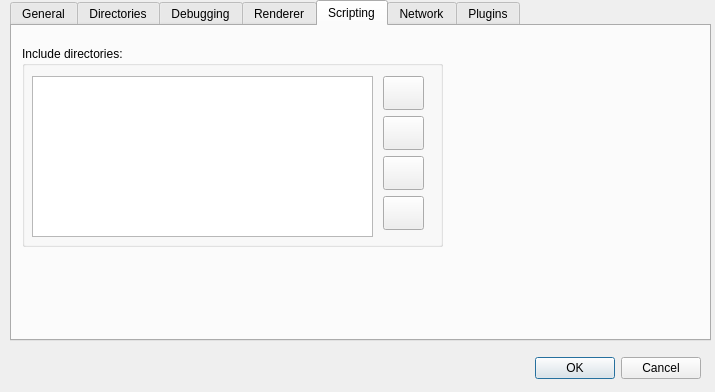
Old version of the form Source/BrainStim/optionpage.ui in the repository svengijsen/BrainStim.
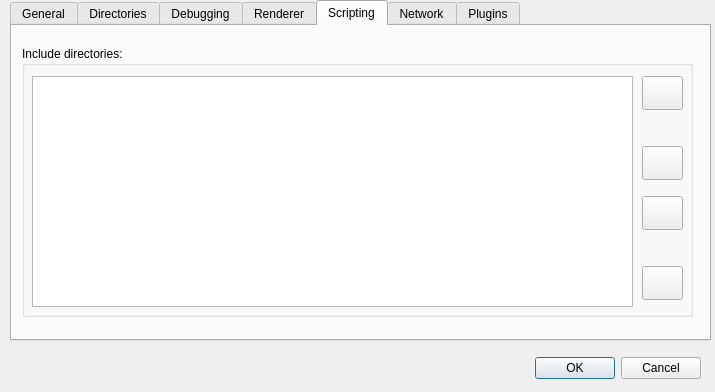
New version of the form. The open tabs and pages were chosen to show the change.

Patch:
```diff
--- a/Source/BrainStim/optionpage.ui
+++ b/Source/BrainStim/optionpage.ui
@@ -285,8 +285,8 @@
       <rect>
        <x>10</x>
        <y>20</y>
-       <width>421</width>
-       <height>201</height>
+       <width>671</width>
+       <height>271</height>
       </rect>
      </property>
      <property name="title">
@@ -295,7 +295,7 @@
      <widget class="QPushButton" name="pbNewScriptIncludeDir">
       <property name="geometry">
        <rect>
-        <x>361</x>
+        <x>620</x>
         <y>30</y>
         <width>41</width>
         <height>34</height>
@@ -311,8 +311,8 @@
      <widget class="QPushButton" name="pbScriptIncludeMoveUp">
       <property name="geometry">
        <rect>
-        <x>361</x>
-        <y>70</y>
+        <x>620</x>
+        <y>100</y>
         <width>41</width>
         <height>34</height>
        </rect>
@@ -330,8 +330,8 @@
      <widget class="QPushButton" name="pbScriptIncludeMoveDown">
       <property name="geometry">
        <rect>
-        <x>361</x>
-        <y>110</y>
+        <x>620</x>
+        <y>150</y>
         <width>41</width>
         <height>34</height>
        </rect>
@@ -348,16 +348,16 @@
        <rect>
         <x>10</x>
         <y>30</y>
-        <width>341</width>
-        <height>161</height>
+        <width>601</width>
+        <height>231</height>
        </rect>
       </property>
      </widget>
      <widget class="QPushButton" name="pbScriptIncludeDelete">
       <property name="geometry">
        <rect>
-        <x>361</x>
-        <y>150</y>
+        <x>620</x>
+        <y>220</y>
         <width>41</width>
         <height>34</height>
        </rect>
```
Left out of the diff: 24 changed lines with no effect on the pictures.
